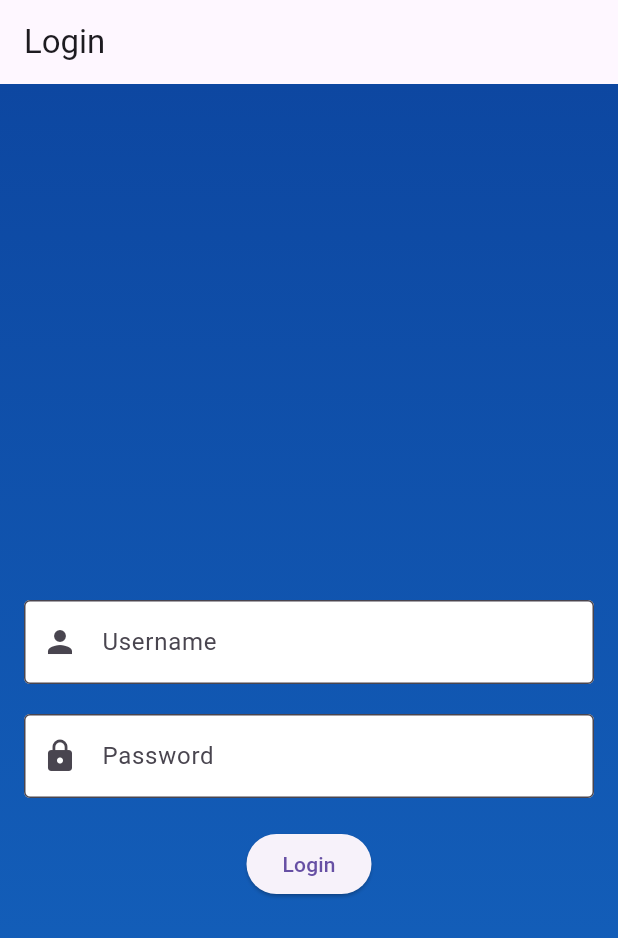
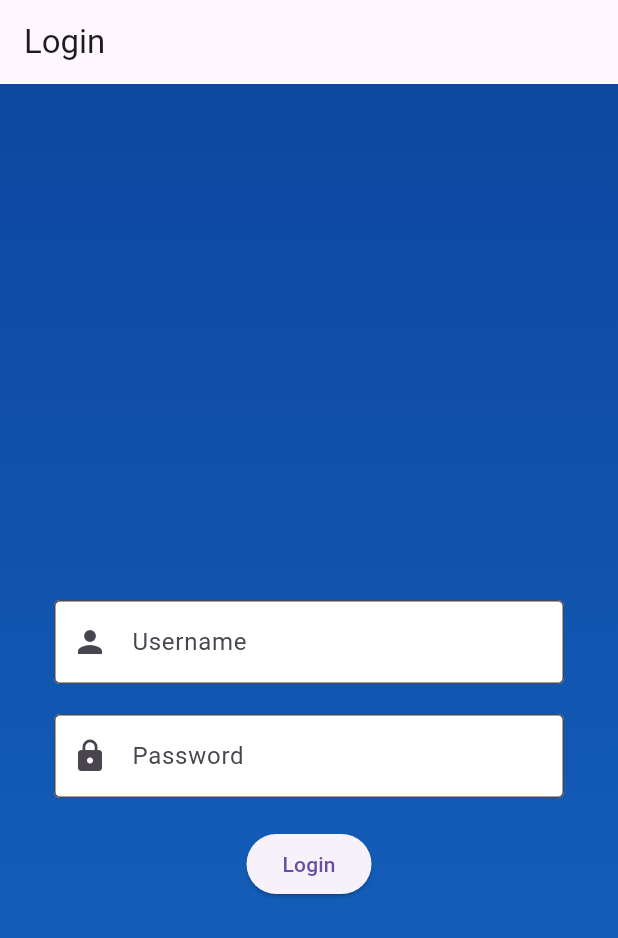
Before and after one commit to Vanimaddala/Easehub_frintend, a Flutter app: the screen it shows after launch, on a phone screen of 412 x 824 dp. Shown: the top 938 px of the screen. Run offline on Flutter 3.47's test engine with Material 3 defaults, Android fonts, the phone set to English and light mode, and no system bars.

Commit message:
made changes to login.dart

```diff
--- a/easehub_app/lib/login.dart
+++ b/easehub_app/lib/login.dart
@@ -146,7 +146,9 @@ class _LoginScreenState extends State<LoginScreen>
                 ),
               ),
               SizedBox(height: 20),
-              TextField(
+              Padding(
+                padding: const EdgeInsets.symmetric(horizontal: 20),
+                child: TextField(
                   controller: _usernameController,
                   decoration: InputDecoration(
                     labelText: 'Username',
@@ -157,8 +159,11 @@ class _LoginScreenState extends State<LoginScreen>
                   ),
                   style: TextStyle(color: Colors.black),
                 ),
+              ),
               SizedBox(height: 20),
-              TextField(
+              Padding(
+                padding: const EdgeInsets.symmetric(horizontal: 20),
+                child: TextField(
                   controller: _passwordController,
                   decoration: InputDecoration(
                     labelText: 'Password',
@@ -169,6 +174,7 @@ class _LoginScreenState extends State<LoginScreen>
                   ),
                   style: TextStyle(color: Colors.black),
                   obscureText: true,
+                ),
               ),
               SizedBox(height: 20),
               _isLoading
@@ -190,9 +196,12 @@ class _LoginScreenState extends State<LoginScreen>
                       child: Text('Login'),
                     ),
               if (_loginFailed)
-                Text(
+                Padding(
+                  padding: const EdgeInsets.all(8.0),
+                  child: Text(
                     'Login failed. Please try again.',
                     style: TextStyle(color: Colors.red),
+                  ),
                 ),
             ],
           ),
```
Lines whose indentation alone changed are shown as unchanged.
